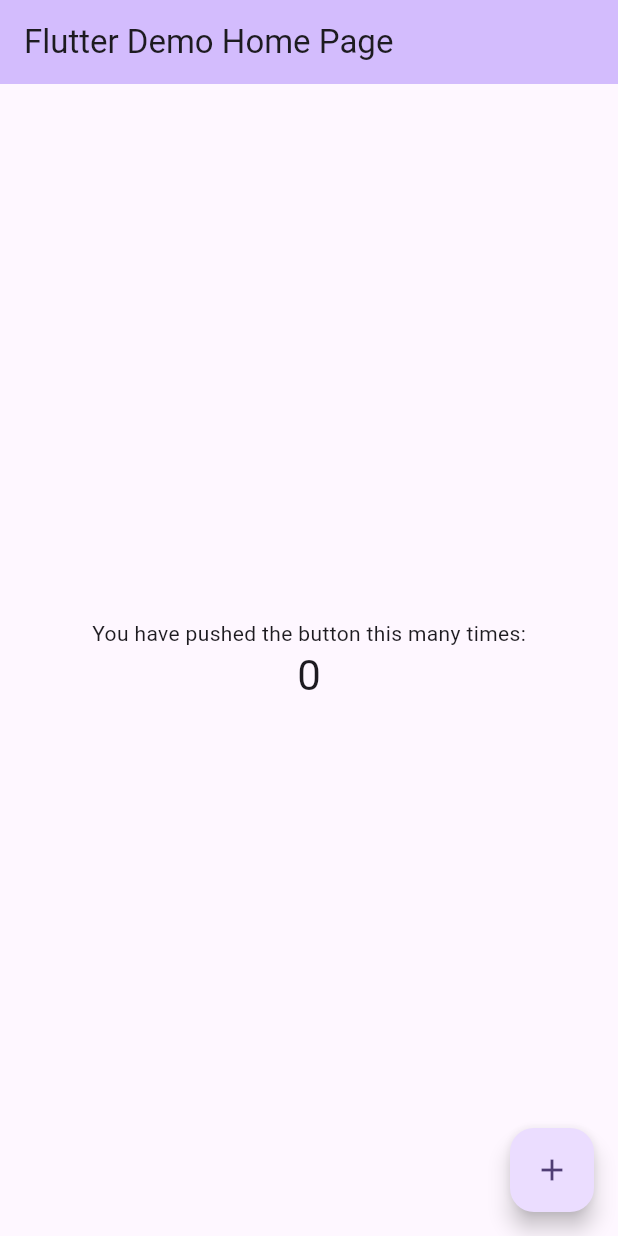
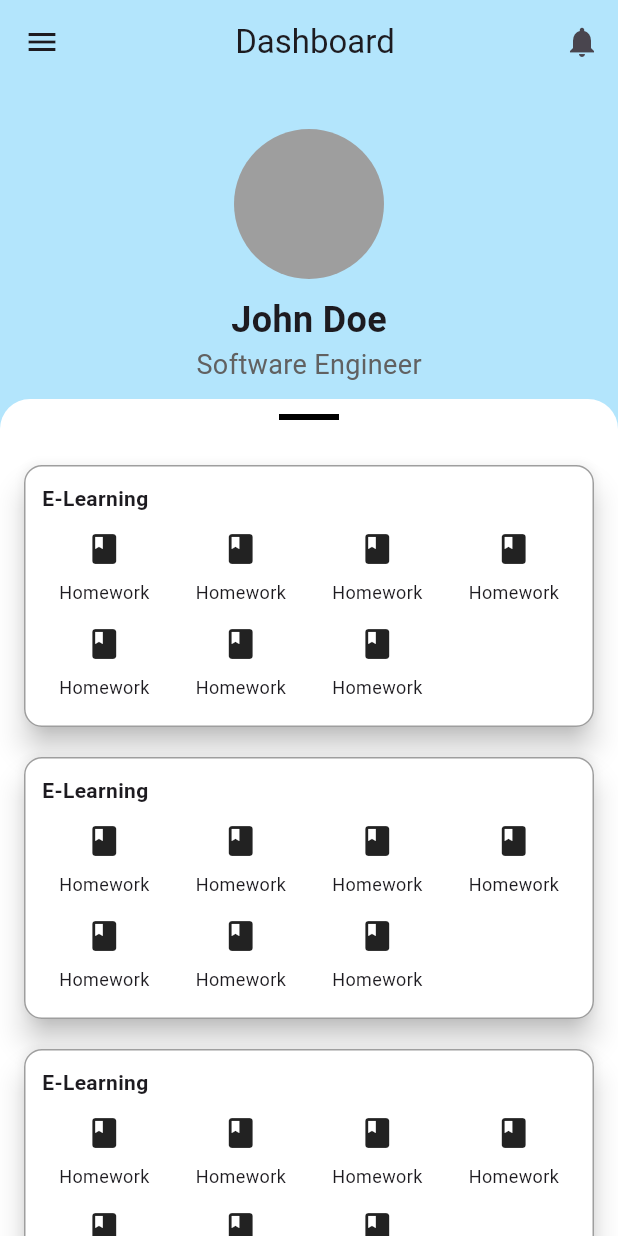
Before and after one commit to rajotiyapawan/smart_school, a Flutter app: the screen it shows after launch, on a phone screen of 412 x 824 dp. Run offline on Flutter 3.47's test engine with Material 3 defaults, Android fonts, the light colour scheme and no system bars; our stand-ins replace cached_network_image.

Commit message:
Dashboard UI

```diff
--- /dev/null
+++ b/lib/dashboard.dart
@@ -0,0 +1,216 @@
+import 'package:cached_network_image/cached_network_image.dart';
+import 'package:flutter/material.dart';
+
+class DashboardScreen extends StatelessWidget {
+  DashboardScreen({super.key});
+
+  final GlobalKey<ScaffoldState> _scaffoldKey = GlobalKey<ScaffoldState>(); // Create GlobalKey
+
+  @override
+  Widget build(BuildContext context) {
+    double screenWidth = MediaQuery.of(context).size.width;
+    int columns = (screenWidth / 100).floor();
+    return Scaffold(
+      backgroundColor: Colors.lightBlue[100],
+      key: _scaffoldKey,
+      appBar: AppBar(
+        backgroundColor: Colors.lightBlue[100],
+        title: const Center(child: Text("Dashboard")),
+        leading: IconButton(
+          icon: const Icon(Icons.menu), // Hamburger icon
+          onPressed: () {
+            _scaffoldKey.currentState?.openDrawer(); // Opens the drawer
+          },
+        ),
+        actions: [
+          IconButton(
+            icon: const Icon(Icons.notifications), // Bell icon
+            onPressed: () {
+              // Add notification logic here
+              ScaffoldMessenger.of(context).showSnackBar(
+                const SnackBar(content: Text("Notification clicked")),
+              );
+            },
+          ),
+        ],
+      ),
+      drawer: Drawer(
+        child: Column(
+          crossAxisAlignment: CrossAxisAlignment.start,
+          children: [
+            Container(
+              padding: EdgeInsets.all(16),
+              color: Colors.lightBlue[100],
+              child: Column(
+                children: [
+                  Align(
+                    alignment: Alignment.topLeft,
+                    child: IconButton(
+                      icon: Icon(Icons.arrow_back, color: Colors.white),
+                      onPressed: () {
+                        Navigator.pop(context); // Close drawer
+                      },
+                    ),
+                  ),
+                  Row(
+                    children: [
+                      CircleAvatar(
+                        radius: 32,
+                        backgroundImage: CachedNetworkImageProvider("https://picsum.photos/200/300"), // Replace with actual image
+                      ),
+                      SizedBox(width: 12),
+                      Column(
+                        crossAxisAlignment: CrossAxisAlignment.start,
+                        children: [
+                          Text(
+                            "John Doe", // Replace with dynamic data
+                            style: TextStyle(color: Colors.black, fontSize: 18, fontWeight: FontWeight.bold),
+                          ),
+                          Text(
+                            "Class 3(A)", // Replace with designation
+                            style: TextStyle(color: Colors.black, fontSize: 14),
+                          ),
+                        ],
+                      )
+                    ],
+                  ),
+                ],
+              ),
+            ),
+            Expanded(
+              child: ListView(
+                padding: EdgeInsets.zero,
+                children: [
+                  ListTile(
+                    leading: const Icon(Icons.home),
+                    title: const Text("Home"),
+                    onTap: () {
+                      Navigator.pop(context);
+                    },
+                  ),
+                  ListTile(
+                    leading: const Icon(Icons.person),
+                    title: const Text("Profile"),
+                    onTap: () {
+                      Navigator.pop(context);
+                    },
+                  ),
+                  ListTile(
+                    leading: const Icon(Icons.info_outline),
+                    title: const Text("About School"),
+                    onTap: () {
+                      Navigator.pop(context);
+                    },
+                  ),
+                  ListTile(
+                    leading: const Icon(Icons.settings),
+                    title: const Text("Settings"),
+                    onTap: () {
+                      Navigator.pop(context);
+                    },
+                  ),
+                  ListTile(
+                    leading: const Icon(Icons.login),
+                    title: const Text("Logout"),
+                    onTap: () {
+                      Navigator.pop(context);
+                    },
+                  ),
+                  Divider(),
+                  Center(
+                    child: Text(
+                      "Version 1.0.0", // Replace with actual version
+                      style: TextStyle(color: Colors.grey, fontSize: 12),
+                    ),
+                  )
+                ],
+              ),
+            ),
+          ],
+        ),
+      ),
+      body: SingleChildScrollView(
+        child: Column(
+          children: [
+            Container(
+              width: double.infinity,
+              color: Colors.lightBlue[100],
+              padding: EdgeInsets.only(top: 30),
+              child: Column(
+                crossAxisAlignment: CrossAxisAlignment.center,
+                children: [
+                  CircleAvatar(radius: 50, backgroundColor: Colors.grey),
+                  SizedBox(height: 10),
+                  Text(
+                    "John Doe",
+                    style: TextStyle(fontSize: 24, fontWeight: FontWeight.bold),
+                  ),
+                  Text(
+                    "Software Engineer",
+                    style: TextStyle(fontSize: 18, color: Colors.grey[700]),
+                  ),
+                  SizedBox(height: 10),
+                ],
+              ),
+            ),
+            Container(
+              width: double.infinity,
+              padding: EdgeInsets.only(bottom: 40),
+              decoration: BoxDecoration(color: Colors.white, borderRadius: BorderRadius.only(topLeft: Radius.circular(20), topRight: Radius.circular(20))),
+              child: Column(
+                crossAxisAlignment: CrossAxisAlignment.center,
+                children: [
+                  Container(width: 40, color: Colors.black, height: 4, margin: EdgeInsets.only(top: 10)),
+                  SizedBox(height: 30),
+                  dashbooardCards(columns),
+                  SizedBox(height: 20),
+                  dashbooardCards(columns),
+                  SizedBox(height: 20),
+                  dashbooardCards(columns),
+                  SizedBox(height: 20),
+                  dashbooardCards(columns),
+                ],
+              ),
+            ),
+          ],
+        ),
+      ),
+    );
+  }
+
+  Widget dashbooardCards(int columns) {
+    return Card(
+        elevation: 8,
+        margin: EdgeInsets.symmetric(horizontal: 16),
+        shape: RoundedRectangleBorder(side: BorderSide(color: Colors.grey), borderRadius: BorderRadius.circular(12)),
+        color: Colors.white,
+        child: Container(
+          margin: EdgeInsets.all(12),
+          width: double.infinity,
+          child: Column(
+            crossAxisAlignment: CrossAxisAlignment.start,
+            children: [
+              Text("E-Learning", style: TextStyle(fontSize: 14, fontWeight: FontWeight.bold)),
+              SizedBox(height: 12),
+              GridView.builder(
+                  shrinkWrap: true,
+                  physics: NeverScrollableScrollPhysics(),
+                  gridDelegate: SliverGridDelegateWithFixedCrossAxisCount(
+                    crossAxisCount: columns,
+                    crossAxisSpacing: 8, // Spacing between columns
+                    mainAxisSpacing: 8, // Spacing between rows
+                    childAspectRatio: 1.5, // Square items
+                  ),
+                  itemCount: 7,
+                  itemBuilder: (context, index) {
+                    return Column(
+                      mainAxisAlignment: MainAxisAlignment.start,
+                      crossAxisAlignment: CrossAxisAlignment.center,
+                      children: [Icon(Icons.book), SizedBox(height: 8), Text("Homework", style: TextStyle(fontSize: 12))],
+                    );
+                  })
+            ],
+          ),
+        ));
+  }
+}
--- a/lib/main.dart
+++ b/lib/main.dart
@@ -1,4 +1,5 @@
 import 'package:flutter/material.dart';
+import 'dashboard.dart';
 
 void main() {
   runApp(const MyApp());
@@ -11,115 +12,13 @@
   @override
   Widget build(BuildContext context) {
     return MaterialApp(
-      title: 'Flutter Demo',
+      title: 'Smart School',
+      debugShowCheckedModeBanner: false,
       theme: ThemeData(
-        // This is the theme of your application.
-        //
-        // TRY THIS: Try running your application with "flutter run". You'll see
-        // the application has a purple toolbar. Then, without quitting the app,
-        // try changing the seedColor in the colorScheme below to Colors.green
-        // and then invoke "hot reload" (save your changes or press the "hot
-        // reload" button in a Flutter-supported IDE, or press "r" if you used
-        // the command line to start the app).
-        //
-        // Notice that the counter didn't reset back to zero; the application
-        // state is not lost during the reload. To reset the state, use hot
-        // restart instead.
-        //
-        // This works for code too, not just values: Most code changes can be
-        // tested with just a hot reload.
         colorScheme: ColorScheme.fromSeed(seedColor: Colors.deepPurple),
         useMaterial3: true,
       ),
-      home: const MyHomePage(title: 'Flutter Demo Home Page'),
+      home: DashboardScreen(),
     );
   }
 }
-
-class MyHomePage extends StatefulWidget {
-  const MyHomePage({super.key, required this.title});
-
-  // This widget is the home page of your application. It is stateful, meaning
-  // that it has a State object (defined below) that contains fields that affect
-  // how it looks.
-
-  // This class is the configuration for the state. It holds the values (in this
-  // case the title) provided by the parent (in this case the App widget) and
-  // used by the build method of the State. Fields in a Widget subclass are
-  // always marked "final".
-
-  final String title;
-
-  @override
-  State<MyHomePage> createState() => _MyHomePageState();
-}
-
-class _MyHomePageState extends State<MyHomePage> {
-  int _counter = 0;
-
-  void _incrementCounter() {
-    setState(() {
-      // This call to setState tells the Flutter framework that something has
-      // changed in this State, which causes it to rerun the build method below
-      // so that the display can reflect the updated values. If we changed
-      // _counter without calling setState(), then the build method would not be
-      // called again, and so nothing would appear to happen.
-      _counter++;
-    });
-  }
-
-  @override
-  Widget build(BuildContext context) {
-    // This method is rerun every time setState is called, for instance as done
-    // by the _incrementCounter method above.
-    //
-    // The Flutter framework has been optimized to make rerunning build methods
-    // fast, so that you can just rebuild anything that needs updating rather
-    // than having to individually change instances of widgets.
-    return Scaffold(
-      appBar: AppBar(
-        // TRY THIS: Try changing the color here to a specific color (to
-        // Colors.amber, perhaps?) and trigger a hot reload to see the AppBar
-        // change color while the other colors stay the same.
-        backgroundColor: Theme.of(context).colorScheme.inversePrimary,
-        // Here we take the value from the MyHomePage object that was created by
-        // the App.build method, and use it to set our appbar title.
-        title: Text(widget.title),
-      ),
-      body: Center(
-        // Center is a layout widget. It takes a single child and positions it
-        // in the middle of the parent.
-        child: Column(
-          // Column is also a layout widget. It takes a list of children and
-          // arranges them vertically. By default, it sizes itself to fit its
-          // children horizontally, and tries to be as tall as its parent.
-          //
-          // Column has various properties to control how it sizes itself and
-          // how it positions its children. Here we use mainAxisAlignment to
-          // center the children vertically; the main axis here is the vertical
-          // axis because Columns are vertical (the cross axis would be
-          // horizontal).
-          //
-          // TRY THIS: Invoke "debug painting" (choose the "Toggle Debug Paint"
-          // action in the IDE, or press "p" in the console), to see the
-          // wireframe for each widget.
-          mainAxisAlignment: MainAxisAlignment.center,
-          children: <Widget>[
-            const Text(
-              'You have pushed the button this many times:',
-            ),
-            Text(
-              '$_counter',
-              style: Theme.of(context).textTheme.headlineMedium,
-            ),
-          ],
-        ),
-      ),
-      floatingActionButton: FloatingActionButton(
-        onPressed: _incrementCounter,
-        tooltip: 'Increment',
-        child: const Icon(Icons.add),
-      ), // This trailing comma makes auto-formatting nicer for build methods.
-    );
-  }
-}
--- a/pubspec.yaml
+++ b/pubspec.yaml
@@ -35,6 +35,7 @@ dependencies:
   # The following adds the Cupertino Icons font to your application.
   # Use with the CupertinoIcons class for iOS style icons.
   cupertino_icons: ^1.0.8
+  cached_network_image: ^3.3.0
 
 dev_dependencies:
   flutter_test:
```
Also changed, not shown: 1 other file.
